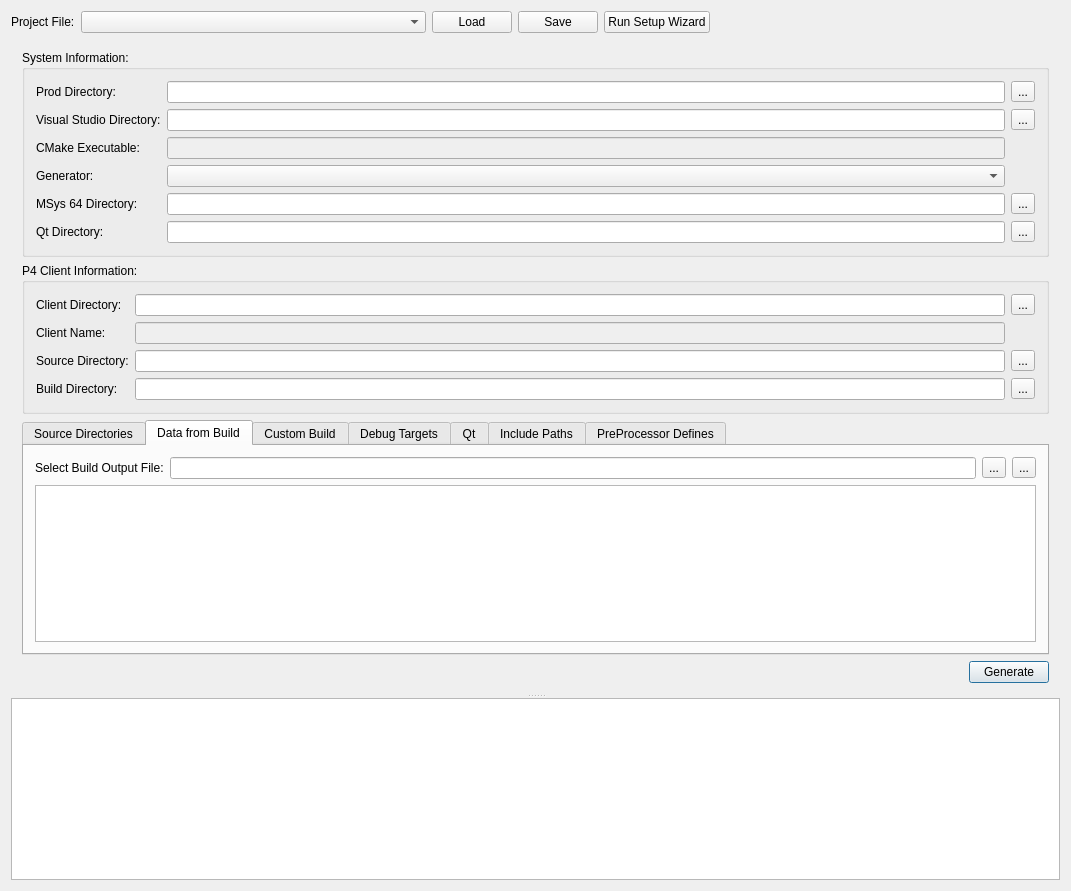
Qt form MainWindow/MainWindow.ui (towel42-com/vsprojmaker) before a commit.
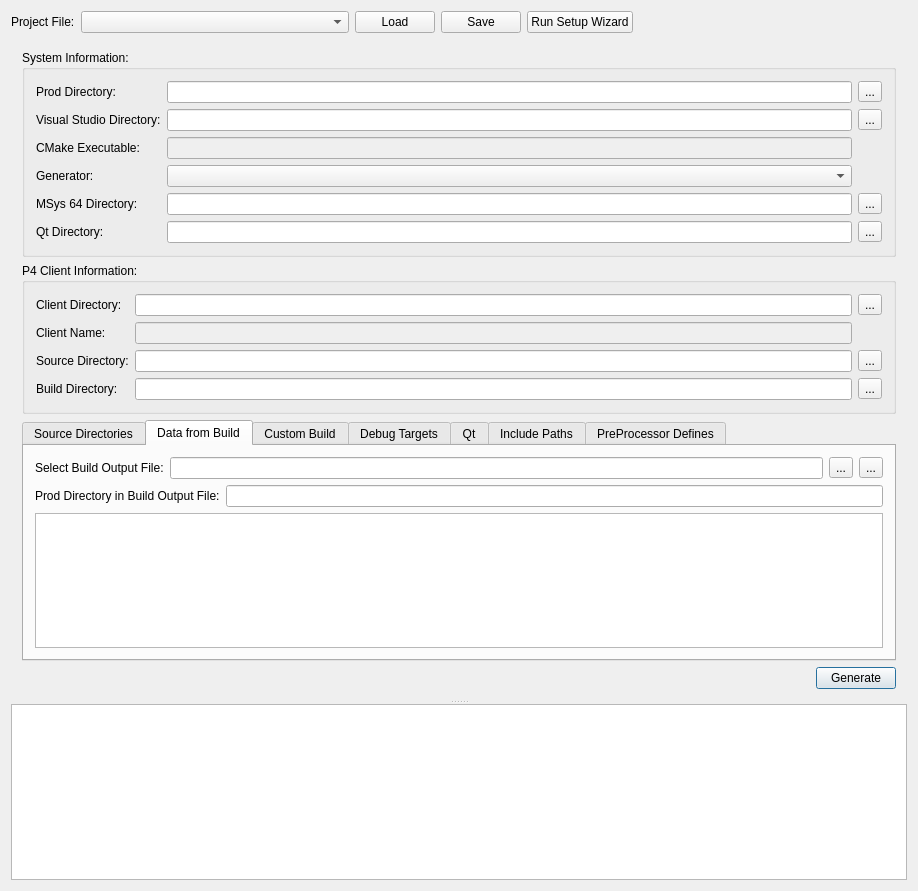
The same form after that commit. Icons and pictures are not drawn.

```diff
--- a/MainWindow/MainWindow.ui
+++ b/MainWindow/MainWindow.ui
@@ -6,7 +6,7 @@
    <rect>
     <x>0</x>
     <y>0</y>
-    <width>1071</width>
+    <width>918</width>
     <height>891</height>
    </rect>
   </property>
@@ -182,25 +182,8 @@
           <attribute name="title">
            <string>Data from Build</string>
           </attribute>
-          <layout class="QGridLayout" name="gridLayout_10">
-           <item row="0" column="0">
-            <widget class="QLabel" name="label_16">
-             <property name="text">
-              <string>Select Build Output File:</string>
-             </property>
-            </widget>
-           </item>
-           <item row="0" column="2">
-            <widget class="QToolButton" name="bldOutputFileBtn">
-             <property name="text">
-              <string>...</string>
-             </property>
-            </widget>
-           </item>
-           <item row="0" column="1">
-            <widget class="QLineEdit" name="bldOutputFile"/>
-           </item>
-           <item row="0" column="3">
+          <layout class="QGridLayout" name="gridLayout_8">
+           <item row="0" column="4">
             <widget class="QToolButton" name="runBuildAnalysisBtn">
              <property name="text">
               <string>...</string>
@@ -211,9 +194,46 @@
              </property>
             </widget>
            </item>
-           <item row="1" column="0" colspan="4">
+           <item row="0" column="3">
+            <widget class="QToolButton" name="bldOutputFileBtn">
+             <property name="text">
+              <string>...</string>
+             </property>
+            </widget>
+           </item>
+           <item row="0" column="0">
+            <widget class="QLabel" name="label_16">
+             <property name="sizePolicy">
+              <sizepolicy hsizetype="Maximum" vsizetype="Preferred">
+               <horstretch>0</horstretch>
+               <verstretch>0</verstretch>
+              </sizepolicy>
+             </property>
+             <property name="text">
+              <string>Select Build Output File:</string>
+             </property>
+            </widget>
+           </item>
+           <item row="2" column="0" colspan="5">
             <widget class="QTreeView" name="bldData"/>
            </item>
+           <item row="0" column="1" colspan="2">
+            <widget class="QLineEdit" name="bldOutputFile"/>
+           </item>
+           <item row="1" column="0" colspan="5">
+            <layout class="QHBoxLayout" name="horizontalLayout">
+             <item>
+              <widget class="QLabel" name="label_17">
+               <property name="text">
+                <string>Prod Directory in Build Output File:</string>
+               </property>
+              </widget>
+             </item>
+             <item>
+              <widget class="QLineEdit" name="origBldTxtProdDir"/>
+             </item>
+            </layout>
+           </item>
           </layout>
          </widget>
          <widget class="QWidget" name="tab_3">
```
Left out of the diff: 1 changed line with no effect on the pictures.
